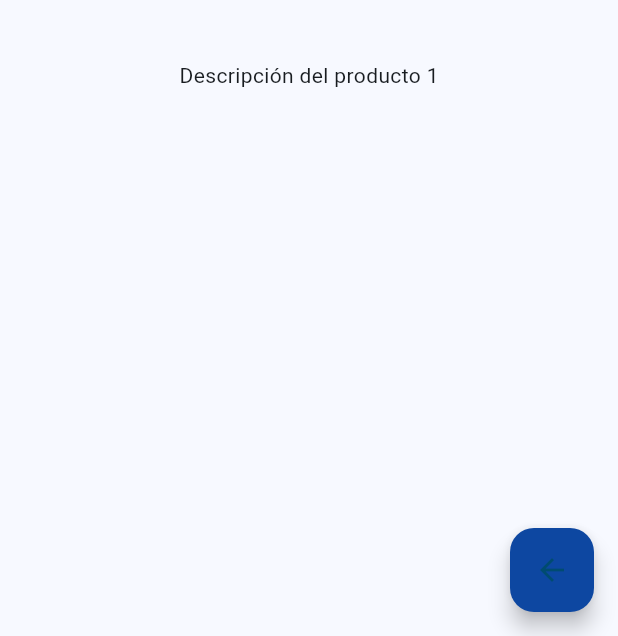
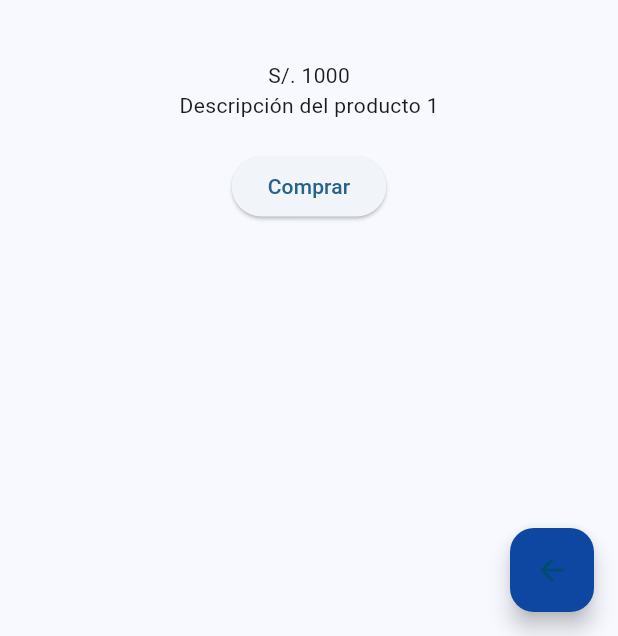
Before and after one commit to gatitoandino/practica1, a Flutter app: the PantallaDetalle screen opened directly, on a phone screen of 412 x 824 dp, the part 600-1236 px from its top. Run offline on Flutter 3.47's test engine with Material 3 defaults, Android fonts, the phone set to English and light mode, and no system bars.

Commit message:
Merge remote-tracking branch 'origin/master'
# Conflicts:
#	lib/main.dart

```diff
--- a/lib/main.dart
+++ b/lib/main.dart
@@ -123,6 +123,7 @@ class PantallaCatalogo extends StatelessWidget {
                 context,
                 MaterialPageRoute(builder: (context) => PantallaDetalle(
                     producto: 'Producto 1',
+                    precio: 'S/. 1000',
                     descripcion: 'Descripción del producto 1',
                     imagen: 'Imagenes/LOGO UAndina.png')),
               );
@@ -140,11 +141,14 @@ class PantallaCatalogo extends StatelessWidget {
                 context,
                 MaterialPageRoute(builder: (context) => PantallaDetalle(
                     producto: 'Producto 2',
+                    precio: 'S/. 20000',
                     descripcion: 'Descripción del producto 2',
                     imagen: 'Imagenes/LOGO UAndina.png')),
+
               );
             },
             child: Text('Ver Detalle'),
+
           ),
         ),
       ],
@@ -153,10 +157,11 @@ class PantallaCatalogo extends StatelessWidget {
 }
 class PantallaDetalle extends StatelessWidget {
   final String producto;
+  final String precio;
   final String descripcion;
   final String imagen;
 
-  PantallaDetalle({required this.producto, required this.descripcion, required this.imagen});
+  PantallaDetalle({required this.producto,required this.precio, required this.descripcion, required this.imagen});
 
   @override
   Widget build(BuildContext context) {
@@ -171,7 +176,17 @@ class PantallaDetalle extends StatelessWidget {
           children: <Widget>[
             Image.asset(imagen),
             SizedBox(height: 40),
+            Text(precio),
             Text(descripcion),
+            SizedBox(height: 20),
+            ElevatedButton(
+              onPressed: () {
+                // Acción de comprar
+              },
+              child: Text('Comprar'),
+              style: ElevatedButton.styleFrom(
+              ),
+            ),
           ],
         ),
       ),
@@ -182,6 +197,7 @@ class PantallaDetalle extends StatelessWidget {
         child: Icon(Icons.arrow_back),
         backgroundColor: Colors.blue[900],
       ),
+
     );
   }
 }
```
